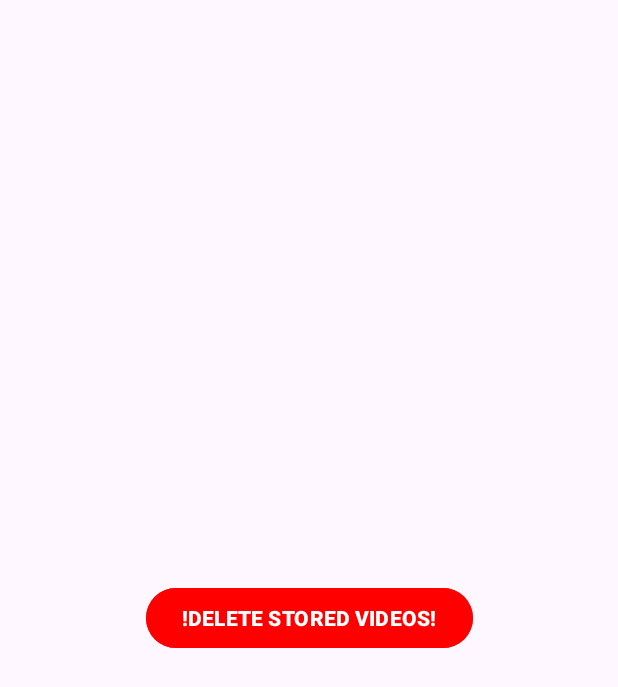
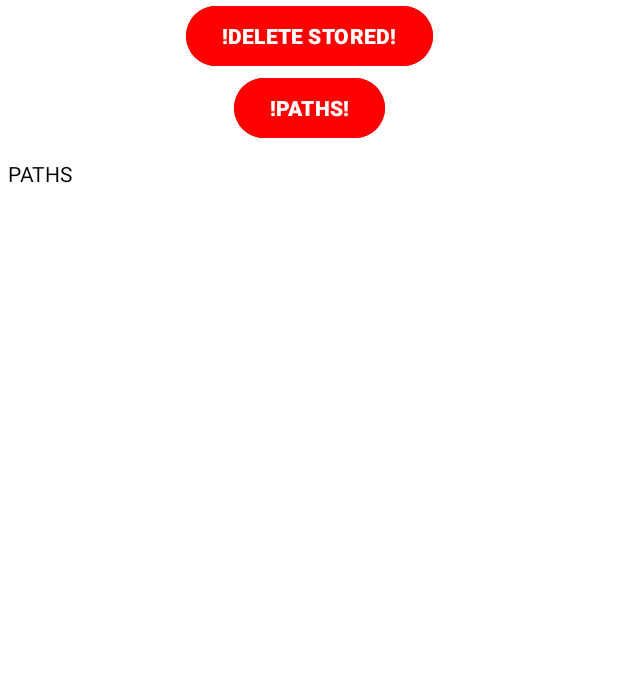
Before and after one commit to Krataman/MEditor, an Android app: the DEVActivity screen opened directly, with no data from a screen before it, on a phone screen of 412 x 824 dp. Shown: the top 687 px of the screen. Run offline under Robolectric (Android 15) with nearby library versions, the phone set to English and light mode, and no system bars.

Commit message:
V 1.9
- Changed the gallery structure:
 - Video thumbnails are ImageViews => solved the problem when user scrolled in the gallery or exited and re-entered the gallery, thumbnails of the videos would be black
 - Now there are 4 videos per line
 - Width and height of the thumbnails is calculated based on users phone display width => thumbnail is always square and 4 videos always fit perfectly in 1 line

```diff
--- a/app/src/main/java/com/android/pgo/galleryHandling/FullScreenVideoActivity.kt
+++ b/app/src/main/java/com/android/pgo/galleryHandling/FullScreenVideoActivity.kt
@@ -6,8 +6,6 @@ import android.widget.MediaController
 import android.widget.VideoView
 import androidx.activity.enableEdgeToEdge
 import androidx.appcompat.app.AppCompatActivity
-import androidx.core.view.ViewCompat
-import androidx.core.view.WindowInsetsCompat
 import com.android.pgo.R
 
 class FullScreenVideoActivity : AppCompatActivity() {
@@ -25,11 +23,10 @@ class FullScreenVideoActivity : AppCompatActivity() {
         val uri = Uri.parse(videoPath)
 
         videoView.setVideoURI(uri)
-        /*
+
         val mediaController = MediaController(this)
         videoView.setMediaController(mediaController)
         mediaController.setAnchorView(videoView)
-        */
 
         videoView.start()
     }
--- a/app/src/main/java/com/android/pgo/galleryHandling/GalleryActivity.kt
+++ b/app/src/main/java/com/android/pgo/galleryHandling/GalleryActivity.kt
@@ -22,16 +22,16 @@ class GalleryActivity : AppCompatActivity() {
 
         // Inicializace RecyclerView a Adapter
         val recyclerView = findViewById<RecyclerView>(R.id.recyclerView)
-        recyclerView.layoutManager = GridLayoutManager(this, 3)
+        recyclerView.layoutManager = GridLayoutManager(this, 4)
 
-        videoAdapter = VideoAdapter(videoPaths) { videoPath ->
+        videoAdapter = VideoAdapter(this, videoPaths) { videoPath ->
             val intent = Intent(this, FullScreenVideoActivity::class.java)
             intent.putExtra("VIDEO_PATH", videoPath)
             startActivity(intent)
         }
         recyclerView.adapter = videoAdapter
 
-        //pridani cest do SINGLETON tridy Data Holder
+        //pridani cest videii do SINGLETON tridy Data Holder
         DataHolder.videoPaths?.let {
             videoPaths.addAll(it)
             videoAdapter.notifyDataSetChanged()
--- a/app/src/main/res/layout/activity_settings.xml
+++ b/app/src/main/res/layout/activity_settings.xml
@@ -5,21 +5,44 @@
     android:id="@+id/main"
     android:layout_width="match_parent"
     android:layout_height="match_parent"
-    tools:context=".DEVActivity">
+    tools:context=".DEVActivity"
+    android:background="@color/white">
 
     <Button
         android:id="@+id/deleteDATA"
         android:layout_width="wrap_content"
         android:layout_height="wrap_content"
+        android:backgroundTint="@color/red"
         android:clickable="true"
-        app:layout_constraintBottom_toBottomOf="parent"
+        android:text="!DELETE STORED!"
+        android:textStyle="bold"
         app:layout_constraintEnd_toEndOf="parent"
         app:layout_constraintStart_toStartOf="parent"
         app:layout_constraintTop_toTopOf="parent"
-        app:srcCompat="@drawable/background_fade"
+        app:srcCompat="@drawable/background_fade" />
+
+    <Button
+        android:id="@+id/showFilePaths"
+        android:layout_width="wrap_content"
+        android:layout_height="wrap_content"
         android:backgroundTint="@color/red"
+        android:clickable="true"
+        android:text="!PATHS!"
         android:textStyle="bold"
-        android:text="!DELETE STORED VIDEOS!"
-        />
+        app:layout_constraintEnd_toEndOf="parent"
+        app:layout_constraintStart_toStartOf="parent"
+        app:layout_constraintTop_toBottomOf="@+id/deleteDATA"
+        app:srcCompat="@drawable/background_fade" />
+
+    <TextView
+        android:layout_marginHorizontal="5dp"
+        android:layout_marginTop="10dp"
+        android:id="@+id/pathsText"
+        android:layout_width="match_parent"
+        android:layout_height="wrap_content"
+        app:layout_constraintTop_toBottomOf="@+id/showFilePaths"
+        android:textColor="@color/black"
+        android:text="PATHS">
+    </TextView>
 
 </androidx.constraintlayout.widget.ConstraintLayout>
```
Also changed, not shown: app/src/main/java/com/android/pgo/DEVActivity.kt (+22 -0 lines), app/src/main/java/com/android/pgo/SelectOptionActivity.kt (+2 -7 lines), app/src/main/java/com/android/pgo/galleryHandling/VideoAdapter.kt (+31 -9 lines), app/src/main/res/layout/video_item.xml (+6 -6 lines).
